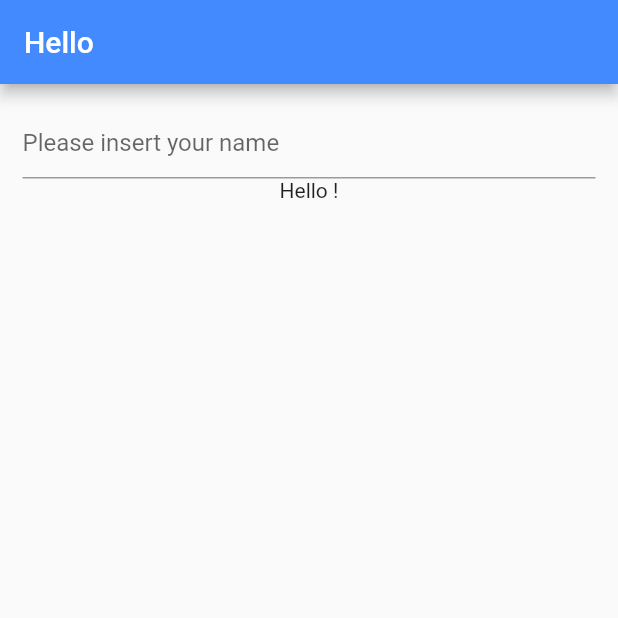
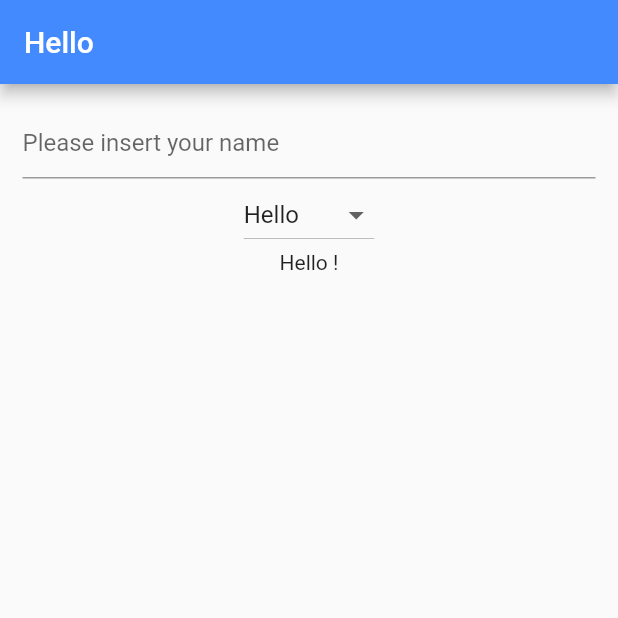
Before and after one commit to KevMorelli/Courses, a Flutter app: the screen it shows after launch, on a phone screen of 412 x 824 dp, the top half of it. Run offline on Flutter 3.47's test engine with Material 2 defaults, Android fonts, the phone set to English and light mode, and no system bars.

Commit message:
Add dropdown for greeting

```diff
--- a/2019/08 - Flutter Introduction/hello_you/lib/main.dart
+++ b/2019/08 - Flutter Introduction/hello_you/lib/main.dart
@@ -22,6 +22,8 @@ class HelloYou extends StatefulWidget {
 
 class _HelloYouState extends State<HelloYou> {
   var name = '';
+  var greetings = ['Hello', 'Goodbye'];
+  var greeting = 'Hello';
 
   @override
   Widget build(BuildContext context) {
@@ -42,10 +44,27 @@ class _HelloYouState extends State<HelloYou> {
                 });
               },
             ),
-            Text('Hello ' + name + '!')
+            DropdownButton<String>(
+                items: greetings.map((String value) {
+                  return DropdownMenuItem<String>(
+                    value: value,
+                    child: Text(value),
+                  );
+                }).toList(),
+                value: greeting,
+                onChanged: (String value) {
+                  _onDropdownChange(value);
+                }),
+            Text(greeting + ' ' + name + '!')
           ],
         ),
       ),
     );
   }
+
+  _onDropdownChange(String value) {
+    setState(() {
+      greeting = value;
+    });
+  }
 }
```
